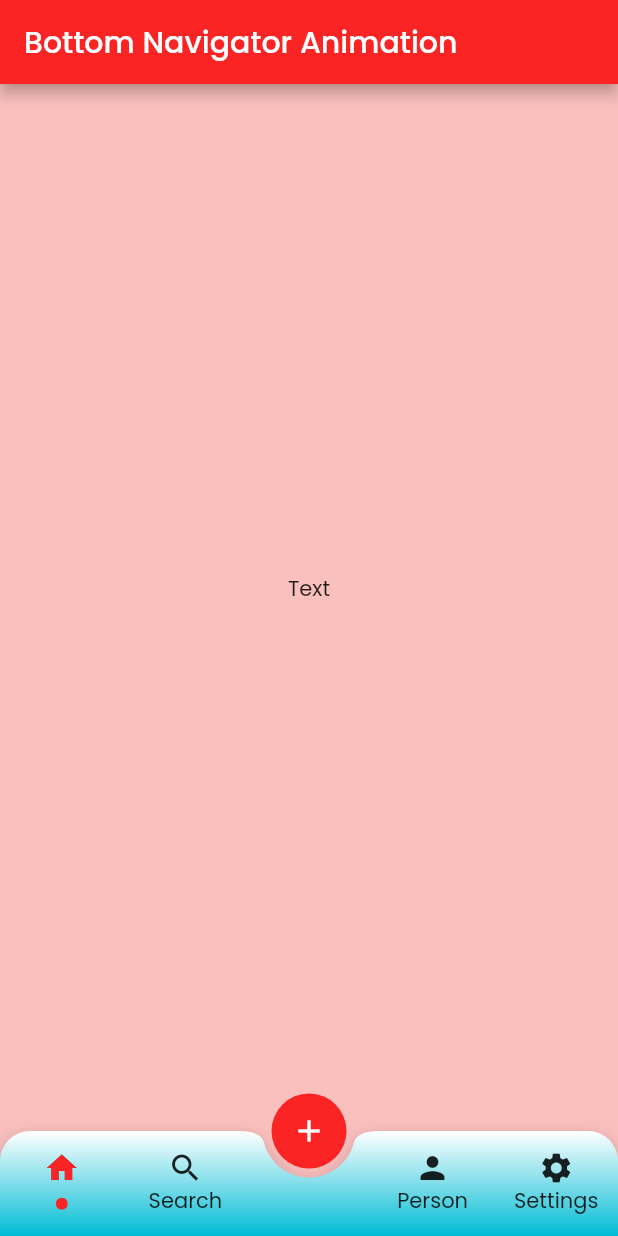
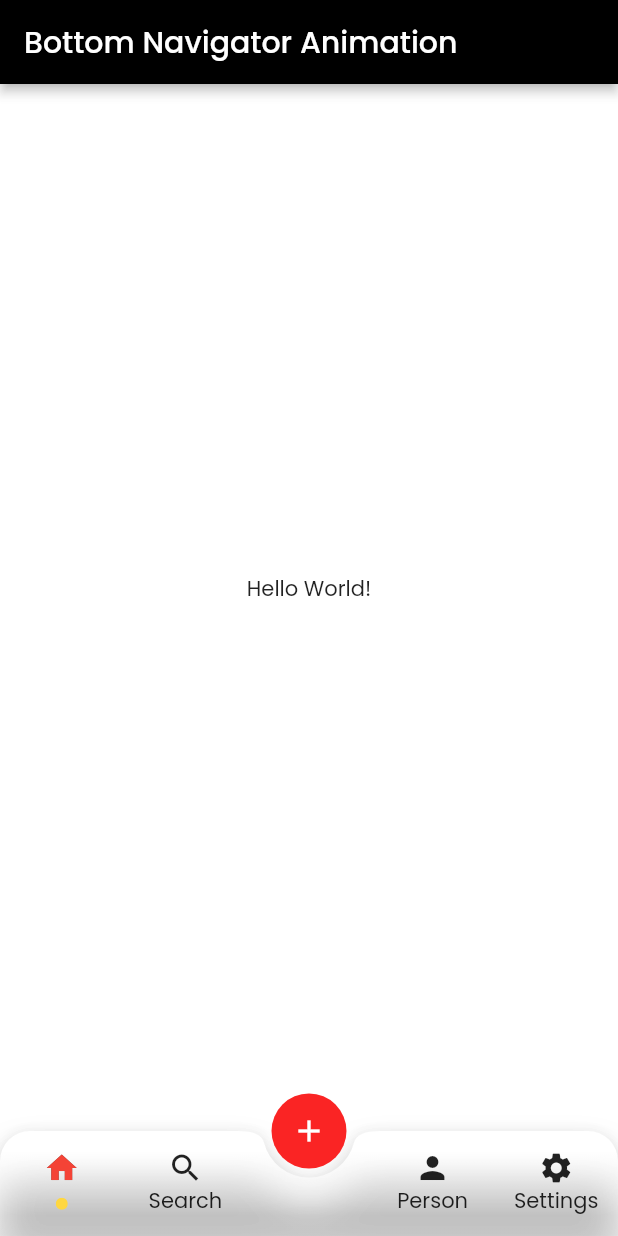
Before and after one commit to Mindinventory/floating_bottom_bar, a Flutter app: the screen it shows after launch, on a phone screen of 412 x 824 dp. Run offline on Flutter 3.47's test engine with Material 2 defaults, Android fonts, the phone set to English and light mode, and no system bars; our stand-ins replace flutter_svg.

Commit message:
Updated README and default appearance of appbar

```diff
--- a/example/lib/main.dart
+++ b/example/lib/main.dart
@@ -46,30 +46,32 @@ class _BottomNavigatorExampleState extends State<BottomNavigatorExample> {
         children: [
           Scaffold(
             appBar: AppBar(
-              backgroundColor: example.AppColors.cherryRed,
+              elevation: 3,
+              backgroundColor: Colors.black,
               title: Text(widget.title),
             ),
-            backgroundColor: example.AppColors.lightPink,
+            backgroundColor: Colors.white70,
             floatingActionButton: const SizedBox(
               height: example.Dimens.heightNormal,
               width: example.Dimens.widthNormal,
             ),
             floatingActionButtonLocation:
                 FloatingActionButtonLocation.centerDocked,
-            body: const Center(child: Text('Text')),
+            body: const Center(child: Text('Hello World!'),),
             bottomNavigationBar: AnimatedBottomNavigationBar(
               appbarColor: Colors.white,
               appbarGradient: const LinearGradient(
-                colors: [Colors.white,Colors.cyan],begin: Alignment.topCenter,end: Alignment.bottomCenter
-              ),
+                  colors: [Colors.white, Colors.white12],
+                  stops: [0.2, 0.8],
+                  begin: Alignment.topCenter,
+                  end: Alignment.bottomCenter),
               bottomBarItems: [
                 BottomBarItemsModel(
                   icon: const Icon(Icons.home, size: example.Dimens.iconNormal),
                   iconSelected: const Icon(Icons.home,
-                      color: AppColors.cherryRed,
-                      size: example.Dimens.iconNormal),
+                      color: Colors.red, size: example.Dimens.iconNormal),
                   title: example.Strings.home,
-                  dotColor: example.AppColors.cherryRed,
+                  dotColor: Colors.amberAccent,
                   onTap: () {
                     log('Home');
                   },
@@ -121,21 +123,21 @@ class _BottomNavigatorExampleState extends State<BottomNavigatorExample> {
                 centerIconChild: [
                   FloatingCenterButtonChild(
                     child: const Icon(
-                      Icons.home,
+                      Icons.adb,
                       color: AppColors.white,
                     ),
                     onTap: () => log('Item1'),
                   ),
                   FloatingCenterButtonChild(
                     child: const Icon(
-                      Icons.home,
+                      Icons.access_alarm,
                       color: AppColors.white,
                     ),
                     onTap: () => log('Item2'),
                   ),
                   FloatingCenterButtonChild(
                     child: const Icon(
-                      Icons.home,
+                      Icons.account_balance_rounded,
                       color: AppColors.white,
                     ),
                     onTap: () => log('Item3'),
```
Also changed, not shown: 1 other file.
